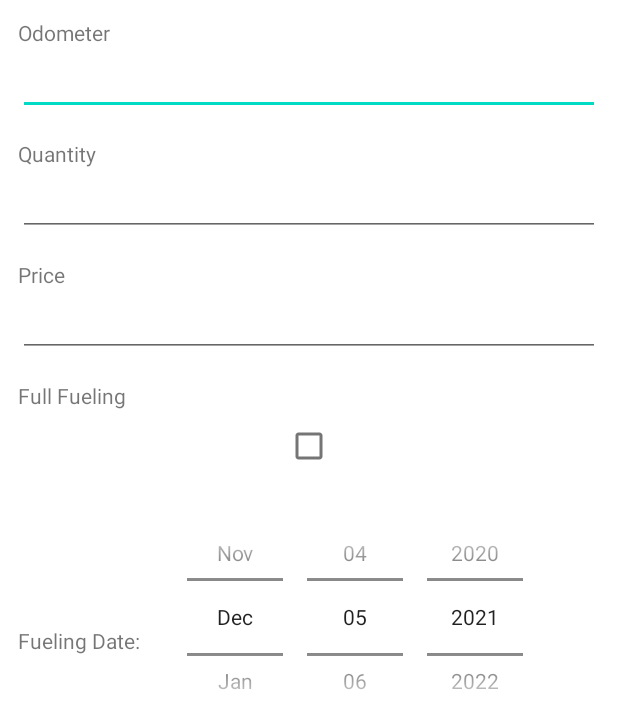
After one commit to ventt/carlog, an Android app: the layout fragment_new_fill_up_item_dialog.xml on its own in the app's theme, with its tools: preview values and no code run, on a phone screen of 412 x 824 dp. The commit adds this screen. Shown: the top 728 px of the screen. Run offline under Robolectric (Android 15) with nearby library versions, the phone set to English and light mode, and no system bars.

Commit message:
Fragmentes valtozat

```diff
--- a/app/src/main/AndroidManifest.xml
+++ b/app/src/main/AndroidManifest.xml
@@ -9,6 +9,9 @@
         android:roundIcon="@mipmap/ic_launcher_round"
         android:supportsRtl="true"
         android:theme="@style/Theme.Carlog">
+        <activity
+            android:name=".fragments.NewFillUpItemDialogFragment"
+            android:exported="false" />
         <activity
             android:name=".fragments.details.FuelingDetailsFragment"
             android:exported="false" />
--- a/app/src/main/java/hu/bme/aut/carlog/data/CarDao.kt
+++ b/app/src/main/java/hu/bme/aut/carlog/data/CarDao.kt
@@ -8,7 +8,7 @@ interface CarDao {
     fun getAll(): List<Car>
 
     @Query("SELECT * FROM carList WHERE carlist.Id = :id")
-    fun getCarById(id : Long?): Car
+    fun getCarById(id : Long): Car
 
     @Insert
     fun insert(car: Car): Long
--- a/app/src/main/java/hu/bme/aut/carlog/data/CarLogDatabase.kt
+++ b/app/src/main/java/hu/bme/aut/carlog/data/CarLogDatabase.kt
@@ -11,7 +11,7 @@ import androidx.sqlite.db.SupportSQLiteDatabase
 
 @Database(
     entities = arrayOf(Car::class, Service::class, fillUp::class),
-    version = 2,
+    version = 3,
 )
 abstract class CarLogDatabase : RoomDatabase() {
     abstract fun carDao(): CarDao
@@ -24,12 +24,11 @@ abstract class CarLogDatabase : RoomDatabase() {
                 database.execSQL("DROP TABLE `carList`")
             }
         }
-        /*
         private val MIGRATION_2_3 = object : Migration(2,3) {
             override fun migrate(database: SupportSQLiteDatabase) {
                 database.execSQL("DROP TABLE `carList`")
             }
-        }
+        } /*
         private val MIGRATION_3_4 = object : Migration(3,4) {
             override fun migrate(database: SupportSQLiteDatabase) {
                 database.execSQL("DROP TABLE `carList`")
--- a/app/src/main/java/hu/bme/aut/carlog/data/fillUp.kt
+++ b/app/src/main/java/hu/bme/aut/carlog/data/fillUp.kt
@@ -14,6 +14,5 @@ data class fillUp(
     @ColumnInfo(name = "odometer") var odometer: Int,
     @ColumnInfo(name = "quantity") var quantity: Float,
     @ColumnInfo(name = "price") var price: Float,
-    @ColumnInfo(name = "full_fueling") var full_fueling: Boolean,
-    @ColumnInfo(name = "desc") var description: String
+    @ColumnInfo(name = "full_fueling") var full_fueling: Boolean
 )
--- /dev/null
+++ b/app/src/main/res/layout/fragment_new_fill_up_item_dialog.xml
@@ -0,0 +1,80 @@
+<?xml version="1.0" encoding="utf-8"?>
+<LinearLayout xmlns:android="http://schemas.android.com/apk/res/android"
+    android:layout_width="match_parent"
+    android:layout_height="match_parent"
+    android:orientation="vertical"
+    android:padding="12dip">
+
+    <TextView
+        android:layout_width="wrap_content"
+        android:layout_height="wrap_content"
+        android:text="Odometer" />
+
+    <EditText
+        android:id="@+id/etOdometer"
+        android:layout_width="match_parent"
+        android:layout_height="wrap_content"
+        android:inputType="number"/>
+
+    <TextView
+        android:layout_width="wrap_content"
+        android:layout_height="wrap_content"
+        android:layout_marginTop="16dip"
+        android:text="Quantity" />
+
+    <EditText
+        android:id="@+id/etQuantity"
+        android:layout_width="match_parent"
+        android:layout_height="wrap_content"
+        android:inputType="number"/>
+
+    <TextView
+        android:layout_width="wrap_content"
+        android:layout_height="wrap_content"
+        android:layout_marginTop="16dip"
+        android:text="Price" />
+
+    <EditText
+        android:id="@+id/etPrice"
+        android:layout_width="match_parent"
+        android:layout_height="wrap_content"
+        android:inputType="number"/>
+    <TextView
+        android:layout_width="wrap_content"
+        android:layout_height="wrap_content"
+        android:layout_marginTop="16dip"
+        android:text="Full Fueling" />
+
+    <CheckBox
+        android:id="@+id/cbFullFueling"
+        android:layout_width="match_parent"
+        android:layout_height="wrap_content" />
+
+    <LinearLayout
+        android:layout_width="match_parent"
+        android:layout_height="160dp"
+        android:orientation="horizontal"
+        android:layout_marginTop="10dp"
+        android:layout_marginBottom="10dp"
+        android:weightSum="5">
+
+        <TextView
+            android:layout_width="wrap_content"
+            android:layout_height="wrap_content"
+            android:layout_marginTop="16dip"
+            android:layout_weight="2"
+            android:layout_gravity="center"
+            android:text="Fueling Date:" />
+        <DatePicker
+            android:id="@+id/dpFuelingDate"
+            android:layout_width="wrap_content"
+            android:layout_height="match_parent"
+            android:calendarViewShown="false"
+            android:datePickerMode="spinner" />
+
+    </LinearLayout>
+
+
+
+
+</LinearLayout>
```
Also changed, not shown: app/src/main/java/hu/bme/aut/carlog/DetailsActivity.kt (+14 -1 lines), app/src/main/java/hu/bme/aut/carlog/fragments/NewFillUpItemDialogFragment.kt (added, +69 -0 lines), app/src/main/java/hu/bme/aut/carlog/fragments/details/FuelingDetailsFragment.kt (+13 -2 lines).
